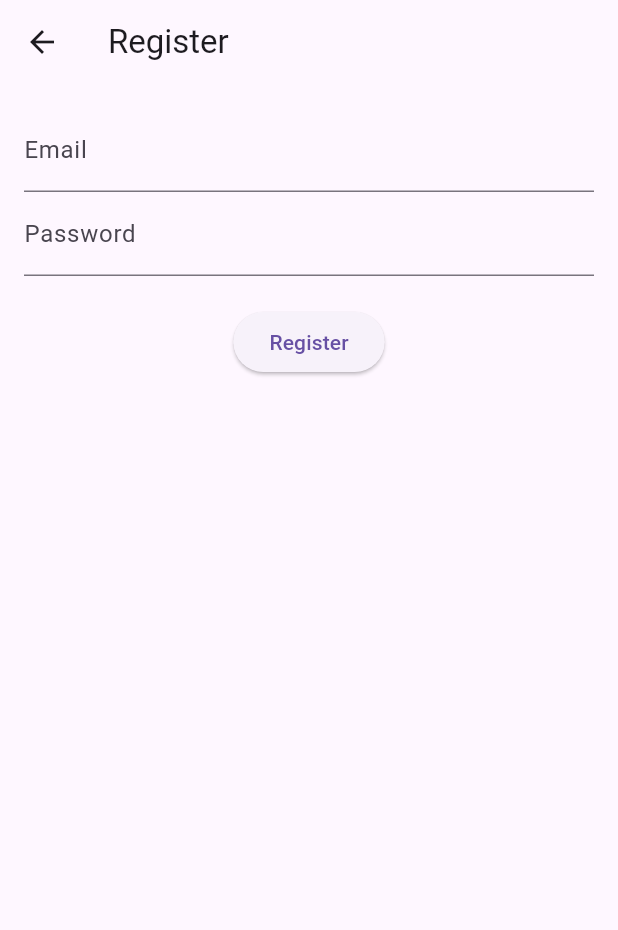
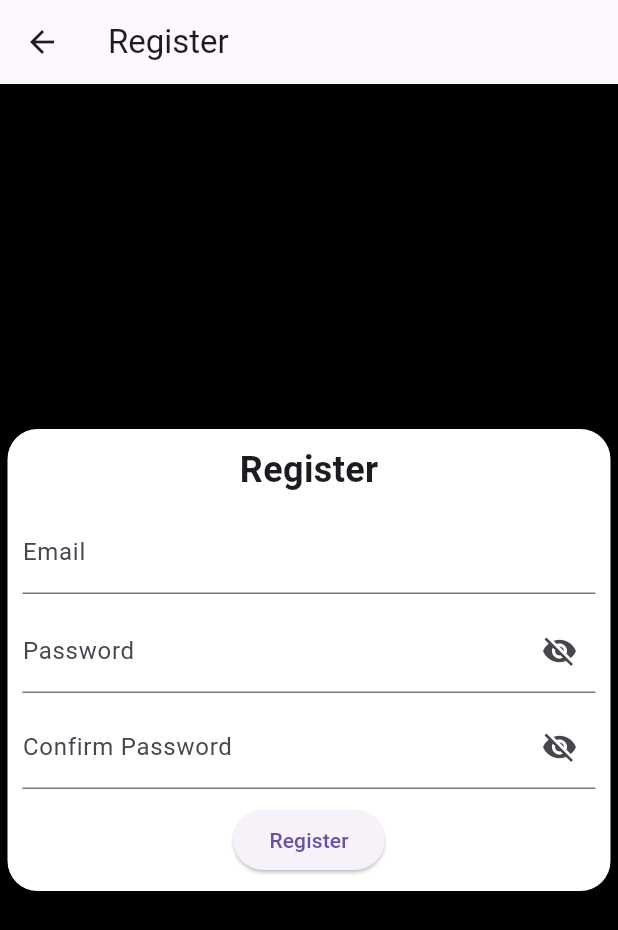
Before and after one commit to DEBDEEP-BANERJ2E/FutureForge, a Flutter app: the LoginPage screen opened directly, after a tap on "Don't have an account? Register", on a phone screen of 412 x 824 dp. Shown: the top 930 px of the screen. Run offline on Flutter 3.47's test engine with Material 3 defaults, Android fonts, the phone set to English and light mode, and no system bars; our stand-ins replace file_picker, firebase_auth, firebase_core, google_generative_ai, speech_to_text; accounts and stored records are empty; network calls fail.

Commit message:
Basic UI changes

```diff
--- a/lib/app.dart
+++ b/lib/app.dart
@@ -2,6 +2,7 @@ import 'package:flutter/material.dart';
 import 'package:firebase_auth/firebase_auth.dart';
 import 'auth/login_page.dart';
 import 'dashboard/dashboard_page.dart';
+import 'home_page.dart';
 
 class MyApp extends StatelessWidget {
   const MyApp({super.key});
@@ -11,7 +12,7 @@ class MyApp extends StatelessWidget {
     return MaterialApp(
       title: 'FutureForge',
       theme: ThemeData(primarySwatch: Colors.blue),
-      home: const AuthWrapper(),
+      home: const HomePage(), // Changed from AuthWrapper to HomePage
     );
   }
 }
--- a/lib/auth/login_page.dart
+++ b/lib/auth/login_page.dart
@@ -14,6 +14,7 @@ class LoginPageState extends State<LoginPage> {
   final TextEditingController emailController = TextEditingController();
   final TextEditingController passwordController = TextEditingController();
   final AuthService _authService = AuthService();
+  bool _obscurePassword = true;
 
   void _login() async {
     String email = emailController.text.trim();
@@ -28,7 +29,6 @@ class LoginPageState extends State<LoginPage> {
       ScaffoldMessenger.of(context)
           .showSnackBar(SnackBar(content: Text(result)));
     } else {
-      // Clear text fields after successful login
       emailController.clear();
       passwordController.clear();
 
@@ -42,30 +42,67 @@ class LoginPageState extends State<LoginPage> {
   @override
   Widget build(BuildContext context) {
     return Scaffold(
+      backgroundColor: Colors.black,
       appBar: AppBar(title: const Text("Login")),
-      body: Padding(
-        padding: const EdgeInsets.all(16.0),
+      body: Center(
+        child: Container(
+          padding: const EdgeInsets.all(10),
+          margin: const EdgeInsets.all(5),
+          decoration: BoxDecoration(
+            color: Colors.white,
+            borderRadius: BorderRadius.circular(20),
+          ),
           child: Column(
+            mainAxisSize: MainAxisSize.min,
             children: [
+              const Text(
+                "Login",
+                style: TextStyle(
+                  fontSize: 20,
+                  fontWeight: FontWeight.bold,
+                ),
+              ),
+              const SizedBox(height: 20),
               TextField(
                 controller: emailController,
-                decoration: const InputDecoration(labelText: "Email")),
+                decoration: const InputDecoration(labelText: "Email"),
+              ),
+              const SizedBox(height: 10),
               TextField(
                 controller: passwordController,
-                decoration: const InputDecoration(labelText: "Password"),
-                obscureText: true),
+                decoration: InputDecoration(
+                  labelText: "Password",
+                  suffixIcon: IconButton(
+                    icon: Icon(
+                      _obscurePassword
+                          ? Icons.visibility_off
+                          : Icons.visibility,
+                    ),
+                    onPressed: () {
+                      setState(() {
+                        _obscurePassword = !_obscurePassword;
+                      });
+                    },
+                  ),
+                ),
+                obscureText: _obscurePassword,
+              ),
               const SizedBox(height: 20),
-            ElevatedButton(onPressed: _login, child: const Text("Login")),
+              ElevatedButton(
+                onPressed: _login,
+                child: const Text("Login"),
+              ),
               TextButton(
                 onPressed: () => Navigator.push(
                   context,
-                  MaterialPageRoute(
-                      builder: (context) => const RegisterPage())),
+                  MaterialPageRoute(builder: (context) => const RegisterPage()),
+                ),
                 child: const Text("Don't have an account? Register"),
               ),
             ],
           ),
         ),
+      ),
     );
   }
 }
--- a/lib/auth/register_page.dart
+++ b/lib/auth/register_page.dart
@@ -11,11 +11,23 @@ class RegisterPage extends StatefulWidget {
 class RegisterPageState extends State<RegisterPage> {
   final TextEditingController emailController = TextEditingController();
   final TextEditingController passwordController = TextEditingController();
+  final TextEditingController confirmPasswordController =
+      TextEditingController();
   final AuthService _authService = AuthService();
+  bool _obscurePassword = true;
+  bool _obscureConfirmPassword = true;
 
   void _register() async {
     String email = emailController.text.trim();
     String password = passwordController.text.trim();
+    String confirmPassword = confirmPasswordController.text.trim();
+
+    if (password != confirmPassword) {
+      ScaffoldMessenger.of(context).showSnackBar(
+        const SnackBar(content: Text("Passwords do not match")),
+      );
+      return;
+    }
 
     String? result = await _authService.signUp(email, password);
 
@@ -26,33 +38,87 @@ class RegisterPageState extends State<RegisterPage> {
       ScaffoldMessenger.of(context)
           .showSnackBar(SnackBar(content: Text(result)));
     } else {
-      // Clear text fields after successful registration
       emailController.clear();
       passwordController.clear();
+      confirmPasswordController.clear();
     }
   }
-
 
   @override
   Widget build(BuildContext context) {
     return Scaffold(
+      backgroundColor: Colors.black,
       appBar: AppBar(title: const Text("Register")),
-      body: Padding(
-        padding: const EdgeInsets.all(16.0),
+      body: Center(
+        child: Container(
+          padding: const EdgeInsets.all(10),
+          margin: const EdgeInsets.all(5),
+          decoration: BoxDecoration(
+            color: Colors.white,
+            borderRadius: BorderRadius.circular(20),
+          ),
           child: Column(
+            mainAxisSize: MainAxisSize.min,
             children: [
+              const Text(
+                "Register",
+                style: TextStyle(
+                  fontSize: 24,
+                  fontWeight: FontWeight.bold,
+                ),
+              ),
+              const SizedBox(height: 10),
               TextField(
                 controller: emailController,
                 decoration: const InputDecoration(labelText: "Email"),
               ),
+              const SizedBox(height: 10),
               TextField(
                 controller: passwordController,
-              decoration: const InputDecoration(labelText: "Password"),
-              obscureText: true,
+                decoration: InputDecoration(
+                  labelText: "Password",
+                  suffixIcon: IconButton(
+                    icon: Icon(
+                      _obscurePassword
+                          ? Icons.visibility_off
+                          : Icons.visibility,
                     ),
-            const SizedBox(height: 20),
-            ElevatedButton(onPressed: _register, child: const Text("Register")),
+                    onPressed: () {
+                      setState(() {
+                        _obscurePassword = !_obscurePassword;
+                      });
+                    },
+                  ),
+                ),
+                obscureText: _obscurePassword,
+              ),
+              const SizedBox(height: 8),
+              TextField(
+                controller: confirmPasswordController,
+                decoration: InputDecoration(
+                  labelText: "Confirm Password",
+                  suffixIcon: IconButton(
+                    icon: Icon(
+                      _obscureConfirmPassword
+                          ? Icons.visibility_off
+                          : Icons.visibility,
+                    ),
+                    onPressed: () {
+                      setState(() {
+                        _obscureConfirmPassword = !_obscureConfirmPassword;
+                      });
+                    },
+                  ),
+                ),
+                obscureText: _obscureConfirmPassword,
+              ),
+              const SizedBox(height: 10),
+              ElevatedButton(
+                onPressed: _register,
+                child: const Text("Register"),
+              ),
             ],
+          ),
         ),
       ),
     );
--- a/lib/courses/courses_list.dart
+++ b/lib/courses/courses_list.dart
@@ -22,6 +22,7 @@ class CoursesListPage extends StatelessWidget {
     return Scaffold(
       appBar: AppBar(
         title: const Text('Courses'),
+        automaticallyImplyLeading: false,
         actions: [
           IconButton(
             icon: const Icon(Icons.smart_toy),
--- a/lib/internships/internship_list.dart
+++ b/lib/internships/internship_list.dart
@@ -6,7 +6,10 @@ class InternshipListPage extends StatelessWidget {
   @override
   Widget build(BuildContext context) {
     return Scaffold(
-      appBar: AppBar(title: const Text('Internships')),
+      appBar: AppBar(
+        title: const Text('Internships'),
+        automaticallyImplyLeading: false,
+      ),
       body: ListView(
         padding: const EdgeInsets.all(16.0),
         children: [
--- a/lib/jobs/job_list.dart
+++ b/lib/jobs/job_list.dart
@@ -11,7 +11,9 @@ class JobListPage extends StatelessWidget {
     final jobCategories = JobService.getJobs();
 
     return Scaffold(
-      appBar: AppBar(title: const Text('Job Listings')),
+      appBar: AppBar(title: const Text('Job Listings'),
+      automaticallyImplyLeading: false,
+      ),
       body: ListView(
         padding: const EdgeInsets.all(12.0),
         children: jobCategories.entries.map((entry) {
--- a/lib/scholarships/scholarships_list.dart
+++ b/lib/scholarships/scholarships_list.dart
@@ -6,7 +6,9 @@ class ScholarshipsListPage extends StatelessWidget {
   @override
   Widget build(BuildContext context) {
     return Scaffold(
-      appBar: AppBar(title: const Text('Scholarships')),
+      appBar: AppBar(title: const Text('Scholarships'),
+      automaticallyImplyLeading: false,
+      ),
       body: ListView(
         padding: const EdgeInsets.all(16.0),
         children: [
--- a/pubspec.yaml
+++ b/pubspec.yaml
@@ -43,6 +43,7 @@ flutter:
     - assets/uiux.jpeg
     - assets/marketing.png
     - assets/hr.jpeg
+    - assets/background.jpg
 
   # fonts:
   #   - family: Schyler
```
Also changed, not shown: lib/home_page.dart (added, +81 -0 lines), assets/background.jpg (added), 1 other file. Lines whose indentation alone changed are shown as unchanged.
